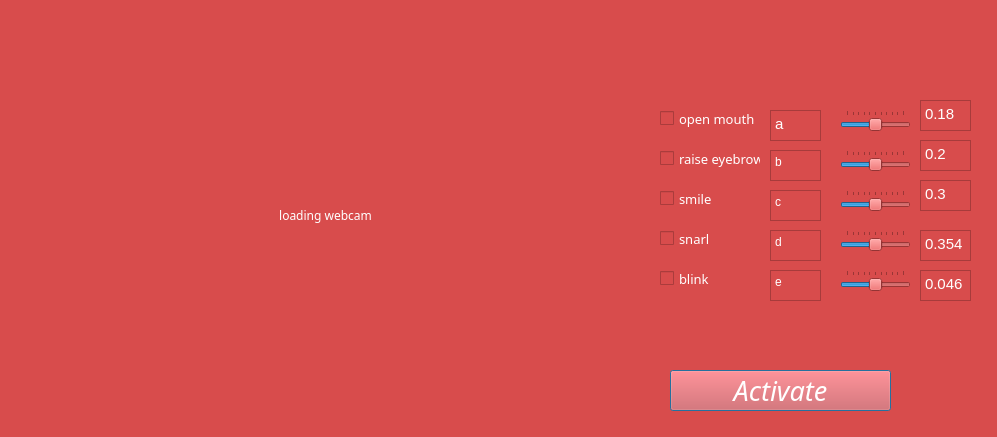
Old version of the form fr2.ui in the repository manulea/MITGUI.
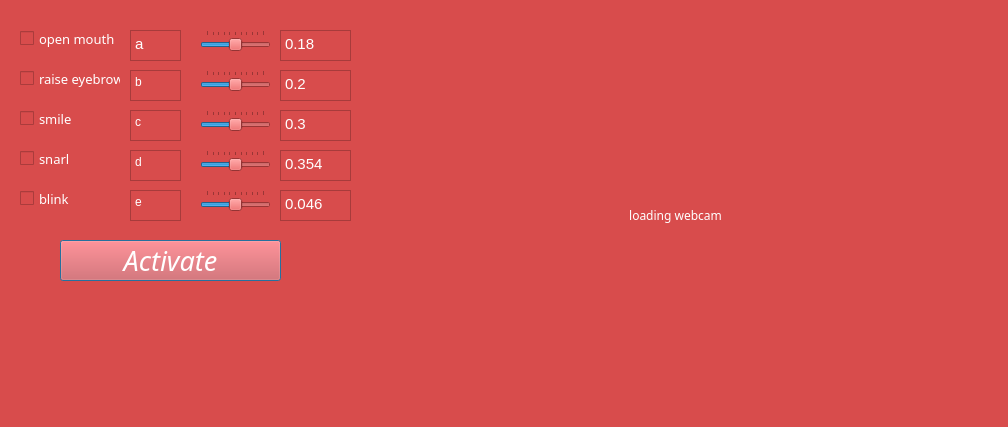
New version of the form.

Patch:
```diff
--- a/fr2.ui
+++ b/fr2.ui
@@ -6,8 +6,8 @@
    <rect>
     <x>0</x>
     <y>0</y>
-    <width>997</width>
-    <height>437</height>
+    <width>1008</width>
+    <height>427</height>
    </rect>
   </property>
   <property name="windowTitle">
@@ -22,8 +22,8 @@
   <widget class="QPushButton" name="btnInitialize">
    <property name="geometry">
     <rect>
-     <x>670</x>
-     <y>370</y>
+     <x>60</x>
+     <y>240</y>
      <width>221</width>
      <height>41</height>
     </rect>
@@ -48,8 +48,8 @@
   <widget class="QCheckBox" name="cboxOpenMouth">
    <property name="geometry">
     <rect>
-     <x>660</x>
-     <y>110</y>
+     <x>20</x>
+     <y>30</y>
      <width>111</width>
      <height>17</height>
     </rect>
@@ -73,8 +73,8 @@
   <widget class="QCheckBox" name="cboxRaiseEyebrows">
    <property name="geometry">
     <rect>
-     <x>660</x>
-     <y>150</y>
+     <x>20</x>
+     <y>70</y>
      <width>101</width>
      <height>17</height>
     </rect>
@@ -95,8 +95,8 @@
   <widget class="QCheckBox" name="cboxSmile">
    <property name="geometry">
     <rect>
-     <x>660</x>
-     <y>190</y>
+     <x>20</x>
+     <y>110</y>
      <width>101</width>
      <height>17</height>
     </rect>
@@ -117,8 +117,8 @@
   <widget class="QCheckBox" name="cboxSnarl">
    <property name="geometry">
     <rect>
-     <x>660</x>
-     <y>230</y>
+     <x>20</x>
+     <y>150</y>
      <width>101</width>
      <height>17</height>
     </rect>
@@ -139,8 +139,8 @@
   <widget class="QCheckBox" name="cboxBlink">
    <property name="geometry">
     <rect>
-     <x>660</x>
-     <y>270</y>
+     <x>20</x>
+     <y>190</y>
      <width>101</width>
      <height>17</height>
     </rect>
@@ -161,8 +161,8 @@
   <widget class="QPlainTextEdit" name="txtOpenMouth">
    <property name="geometry">
     <rect>
-     <x>770</x>
-     <y>110</y>
+     <x>130</x>
+     <y>30</y>
      <width>51</width>
      <height>31</height>
     </rect>
@@ -194,8 +194,8 @@
   <widget class="QPlainTextEdit" name="txtRaiseEyebrows">
    <property name="geometry">
     <rect>
-     <x>770</x>
-     <y>150</y>
+     <x>130</x>
+     <y>70</y>
      <width>51</width>
      <height>31</height>
     </rect>
@@ -213,8 +213,8 @@
   <widget class="QPlainTextEdit" name="txtSmile">
    <property name="geometry">
     <rect>
-     <x>770</x>
-     <y>190</y>
+     <x>130</x>
+     <y>110</y>
      <width>51</width>
      <height>31</height>
     </rect>
@@ -232,8 +232,8 @@
   <widget class="QPlainTextEdit" name="txtSnarl">
    <property name="geometry">
     <rect>
-     <x>770</x>
-     <y>230</y>
+     <x>130</x>
+     <y>150</y>
      <width>51</width>
      <height>31</height>
     </rect>
@@ -251,8 +251,8 @@
   <widget class="QPlainTextEdit" name="txtBlink">
    <property name="geometry">
     <rect>
-     <x>770</x>
-     <y>270</y>
+     <x>130</x>
+     <y>190</y>
      <width>51</width>
      <height>31</height>
     </rect>
@@ -274,7 +274,7 @@
   <widget class="QLabel" name="webcam">
    <property name="geometry">
     <rect>
-     <x>20</x>
+     <x>370</x>
      <y>20</y>
      <width>611</width>
      <height>391</height>
@@ -301,8 +301,8 @@
   <widget class="QSlider" name="sliderOpenMouth">
    <property name="geometry">
     <rect>
-     <x>840</x>
-     <y>110</y>
+     <x>200</x>
+     <y>30</y>
      <width>71</width>
      <height>22</height>
     </rect>
@@ -329,8 +329,8 @@
   <widget class="QSlider" name="sliderRaiseEyebrows">
    <property name="geometry">
     <rect>
-     <x>840</x>
-     <y>150</y>
+     <x>200</x>
+     <y>70</y>
      <width>71</width>
      <height>22</height>
     </rect>
@@ -351,8 +351,8 @@
   <widget class="QSlider" name="sliderSmile">
    <property name="geometry">
     <rect>
-     <x>840</x>
-     <y>190</y>
+     <x>200</x>
+     <y>110</y>
      <width>71</width>
      <height>22</height>
     </rect>
@@ -373,8 +373,8 @@
   <widget class="QSlider" name="sliderSnarl">
    <property name="geometry">
     <rect>
-     <x>840</x>
-     <y>230</y>
+     <x>200</x>
+     <y>150</y>
      <width>71</width>
      <height>22</height>
     </rect>
@@ -395,8 +395,8 @@
   <widget class="QSlider" name="sliderBlink">
    <property name="geometry">
     <rect>
-     <x>840</x>
-     <y>270</y>
+     <x>200</x>
+     <y>190</y>
      <width>71</width>
      <height>22</height>
     </rect>
@@ -417,9 +417,9 @@
   <widget class="QPlainTextEdit" name="txtOpenMouthT">
    <property name="geometry">
     <rect>
-     <x>920</x>
-     <y>100</y>
-     <width>51</width>
+     <x>280</x>
+     <y>30</y>
+     <width>71</width>
      <height>31</height>
     </rect>
    </property>
@@ -450,9 +450,9 @@
   <widget class="QPlainTextEdit" name="txtRaiseEyebrowsT">
    <property name="geometry">
     <rect>
-     <x>920</x>
-     <y>140</y>
-     <width>51</width>
+     <x>280</x>
+     <y>70</y>
+     <width>71</width>
      <height>31</height>
     </rect>
    </property>
@@ -483,9 +483,9 @@
   <widget class="QPlainTextEdit" name="txtSmileT">
    <property name="geometry">
     <rect>
-     <x>920</x>
-     <y>180</y>
-     <width>51</width>
+     <x>280</x>
+     <y>110</y>
+     <width>71</width>
      <height>31</height>
     </rect>
    </property>
@@ -516,9 +516,9 @@
   <widget class="QPlainTextEdit" name="txtSnarlT">
    <property name="geometry">
     <rect>
-     <x>920</x>
-     <y>230</y>
-     <width>51</width>
+     <x>280</x>
+     <y>150</y>
+     <width>71</width>
      <height>31</height>
     </rect>
    </property>
@@ -549,9 +549,9 @@
   <widget class="QPlainTextEdit" name="txtBlinkT">
    <property name="geometry">
     <rect>
-     <x>920</x>
-     <y>270</y>
-     <width>51</width>
+     <x>280</x>
+     <y>190</y>
+     <width>71</width>
      <height>31</height>
     </rect>
    </property>
```
Left out of the diff: 19 changed lines with no effect on the pictures.
